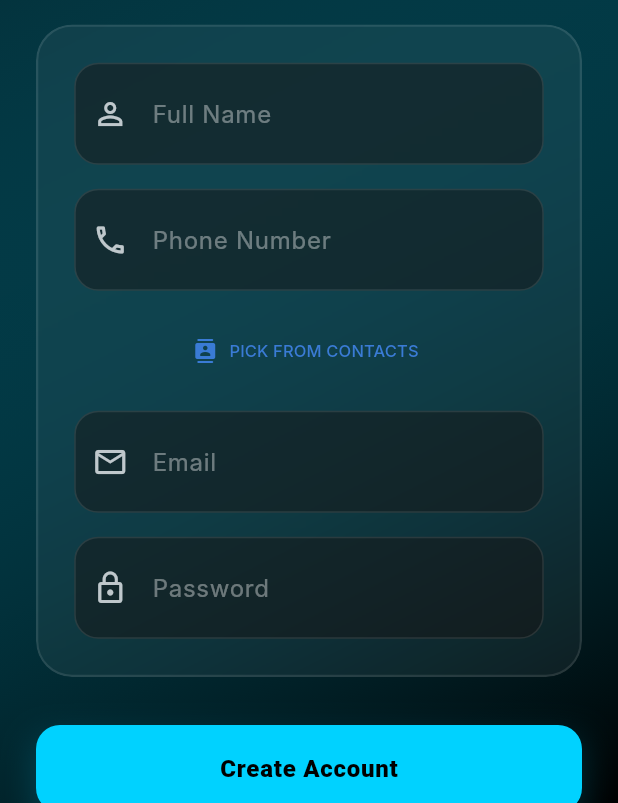
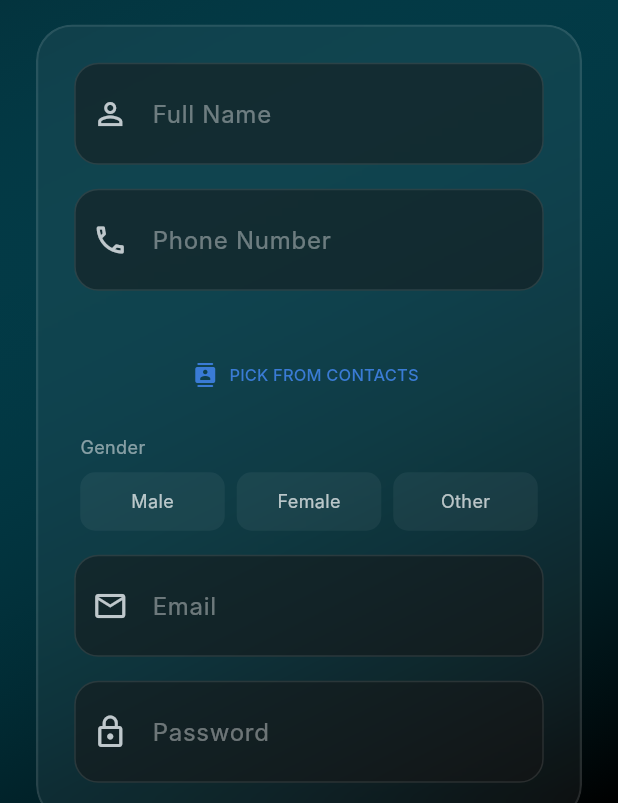
Before and after one commit to Ayush330/symbio, a Flutter app: the screen it shows after launch, after a tap on an icon or button, on a phone screen of 412 x 824 dp, the part 433-1236 px from its top. Run offline on Flutter 3.47's test engine with Material 3 defaults, Android fonts, the phone set to English and light mode, and no system bars; our stand-ins replace audioplayers, dio, equatable, firebase_core, firebase_messaging, flutter_bloc and 6 more; accounts and stored records are empty; network calls fail; Roboto replaces fonts that are missing (Inter).

Commit message:
latest changes

```diff
--- a/frontend/lib/data/repositories/auth_repository.dart
+++ b/frontend/lib/data/repositories/auth_repository.dart
@@ -31,13 +31,14 @@ class AuthRepository {
     }
   }
 
-  Future<void> signup(String email, String password, String name, {String phone = ''}) async {
+  Future<void> signup(String email, String password, String name, {String phone = '', String gender = ''}) async {
     try {
       await dioClient.post('/signup', data: {
         'email': email,
         'password': password,
         'name': name,
         'phone': phone,
+        'gender': gender,
       });
     } catch (e) {
       rethrow;
--- a/frontend/lib/presentation/blocs/auth_bloc.dart
+++ b/frontend/lib/presentation/blocs/auth_bloc.dart
@@ -21,9 +21,10 @@ class SignupRequested extends AuthEvent {
   final String password;
   final String name;
   final String phone;
-  SignupRequested(this.email, this.password, this.name, {this.phone = ''});
+  final String gender;
+  SignupRequested(this.email, this.password, this.name, {this.phone = '', this.gender = ''});
   @override
-  List<Object?> get props => [email, password, name, phone];
+  List<Object?> get props => [email, password, name, phone, gender];
 }
 
 class LogoutRequested extends AuthEvent {}
@@ -96,7 +97,7 @@ class AuthBloc extends Bloc<AuthEvent, AuthState> {
     on<SignupRequested>((event, emit) async {
       emit(AuthLoading());
       try {
-        await authRepository.signup(event.email, event.password, event.name, phone: event.phone);
+        await authRepository.signup(event.email, event.password, event.name, phone: event.phone, gender: event.gender);
         add(LoginRequested(event.email, event.password));
       } catch (e) {
         emit(AuthFailure(e.toString()));
--- a/frontend/lib/presentation/screens/login_screen.dart
+++ b/frontend/lib/presentation/screens/login_screen.dart
@@ -20,6 +20,9 @@ class _LoginScreenState extends State<LoginScreen> {
   final _passwordController = TextEditingController();
   final _phoneController = TextEditingController();
   bool _isLogin = true;
+  String? _selectedGender;
+
+  final List<String> _genderOptions = ['Male', 'Female', 'Other'];
 
   String _cleanPhoneNumber(String phone) {
     final trimmed = phone.trim();
@@ -34,7 +37,8 @@ class _LoginScreenState extends State<LoginScreen> {
       if (status.isGranted) {
         final id = await FlutterContacts.native.showPicker();
         if (id != null) {
-          final fullContact = await FlutterContacts.get(id);
+          //final fullContact = await FlutterContacts.get(id);
+          final fullContact = await FlutterContacts.get(id, properties: ContactProperties.all);
           if (fullContact != null && fullContact.phones.isNotEmpty) {
             if (fullContact.phones.length == 1) {
               _onContactSelected(fullContact.phones.first.number);
@@ -176,10 +180,52 @@ class _LoginScreenState extends State<LoginScreen> {
                             },
                           ),
                           const SizedBox(height: 16),
+                          const SizedBox(height: 16),
                           TextButton.icon(
                             onPressed: _pickContact,
                             icon: const Icon(Icons.contacts_rounded, size: 16, color: KizunaTheme.accentCyan),
                             label: const Text('PICK FROM CONTACTS', style: TextStyle(color: KizunaTheme.accentCyan, fontSize: 11)),
+                          ),
+                          const SizedBox(height: 16),
+                          // Gender Selection
+                          Column(
+                            crossAxisAlignment: CrossAxisAlignment.start,
+                            children: [
+                              Padding(
+                                padding: const EdgeInsets.only(left: 4, bottom: 8),
+                                child: Text('Gender', style: TextStyle(color: Colors.white.withOpacity(0.5), fontSize: 12)),
+                              ),
+                              Row(
+                                children: _genderOptions
+                                    .map((gender) => Expanded(
+                                          child: GestureDetector(
+                                            onTap: () => setState(() => _selectedGender = gender),
+                                            child: Container(
+                                              margin: const EdgeInsets.symmetric(horizontal: 4),
+                                              padding: const EdgeInsets.symmetric(vertical: 10),
+                                              decoration: BoxDecoration(
+                                                color: _selectedGender == gender ? KizunaTheme.primaryBlue.withOpacity(0.2) : Colors.white.withOpacity(0.05),
+                                                borderRadius: BorderRadius.circular(10),
+                                                border: Border.all(
+                                                  color: _selectedGender == gender ? KizunaTheme.primaryBlue.withOpacity(0.5) : Colors.transparent,
+                                                ),
+                                              ),
+                                              child: Center(
+                                                child: Text(
+                                                  gender,
+                                                  style: TextStyle(
+                                                    color: _selectedGender == gender ? KizunaTheme.primaryBlue : Colors.white70,
+                                                    fontSize: 12,
+                                                    fontWeight: _selectedGender == gender ? FontWeight.bold : FontWeight.normal,
+                                                  ),
+                                                ),
+                                              ),
+                                            ),
+                                          ),
+                                        ))
+                                    .toList(),
+                              ),
+                            ],
                           ),
                           const SizedBox(height: 16),
                         ],
@@ -253,19 +299,37 @@ class _LoginScreenState extends State<LoginScreen> {
                               ? null
                               : () {
                                   if (_isLogin) {
+                                    if (_emailController.text.isEmpty || _passwordController.text.isEmpty) {
+                                      ScaffoldMessenger.of(context).showSnackBar(
+                                        const SnackBar(content: Text('Email and Password are required'), backgroundColor: Colors.orangeAccent),
+                                      );
+                                      return;
+                                    }
                                     context.read<AuthBloc>().add(
                                           LoginRequested(
-                                            _emailController.text,
+                                            _emailController.text.trim(),
                                             _passwordController.text,
                                           ),
                                         );
                                   } else {
+                                    // Validation for Signup
+                                    if (_nameController.text.isEmpty ||
+                                        _emailController.text.isEmpty ||
+                                        _passwordController.text.isEmpty ||
+                                        _phoneController.text.isEmpty ||
+                                        _selectedGender == null) {
+                                      ScaffoldMessenger.of(context).showSnackBar(
+                                        const SnackBar(content: Text('All fields are mandatory'), backgroundColor: Colors.orangeAccent),
+                                      );
+                                      return;
+                                    }
                                     context.read<AuthBloc>().add(
                                           SignupRequested(
-                                            _emailController.text,
+                                            _emailController.text.trim(),
                                             _passwordController.text,
-                                            _nameController.text,
-                                            phone: _phoneController.text,
+                                            _nameController.text.trim(),
+                                            phone: _phoneController.text.trim(),
+                                            gender: _selectedGender!,
                                           ),
                                         );
                                   }
--- a/frontend/lib/presentation/widgets/error_dialog.dart
+++ b/frontend/lib/presentation/widgets/error_dialog.dart
@@ -32,7 +32,7 @@ class ErrorDialog extends StatelessWidget {
           Container(
             padding: const EdgeInsets.all(8),
             decoration: BoxDecoration(
-              color: Colors.redAccent.withValues(alpha: 0.1),
+              color: Colors.redAccent.withOpacity(0.1),
               shape: BoxShape.circle,
             ),
             child: const Icon(Icons.error_outline_rounded, color: Colors.redAccent, size: 20),
--- a/frontend/lib/presentation/widgets/kizuna_button.dart
+++ b/frontend/lib/presentation/widgets/kizuna_button.dart
@@ -79,10 +79,10 @@ class _KizunaButtonState extends State<KizunaButton> with SingleTickerProviderSt
                     begin: Alignment.topLeft,
                     end: Alignment.bottomRight,
                   ),
-                  border: widget.outline ? Border.all(color: effectiveGradient.first.withValues(alpha: 0.5), width: 1.5) : null,
+                  border: widget.outline ? Border.all(color: effectiveGradient.first.withOpacity(0.5), width: 1.5) : null,
                   boxShadow: widget.outline ? null : [
                     BoxShadow(
-                      color: effectiveGradient.last.withValues(alpha: 0.3),
+                      color: effectiveGradient.last.withOpacity(0.3),
                       blurRadius: 20,
                       offset: const Offset(0, 10),
                     ),
--- a/frontend/pubspec.yaml
+++ b/frontend/pubspec.yaml
@@ -16,7 +16,7 @@ publish_to: 'none' # Remove this line if you wish to publish to pub.dev
 # https://developer.apple.com/library/archive/documentation/General/Reference/InfoPlistKeyReference/Articles/CoreFoundationKeys.html
 # In Windows, build-name is used as the major, minor, and patch parts
 # of the product and file versions while build-number is used as the build suffix.
-version: 1.0.0+42
+version: 1.0.0+44
 
 environment:
   sdk: ^3.10.7
```
Also changed, not shown: frontend/lib/presentation/screens/add_favour_screen.dart (+8 -8 lines), frontend/lib/presentation/screens/animated_splash_screen.dart (+5 -5 lines), frontend/lib/presentation/screens/dashboard_screen.dart (+13 -13 lines), frontend/lib/presentation/screens/friend_detail_screen.dart (+7 -7 lines), frontend/lib/presentation/screens/friends_screen.dart (+6 -6 lines), frontend/lib/presentation/screens/invite_screen.dart (+11 -11 lines), 2 other files.
